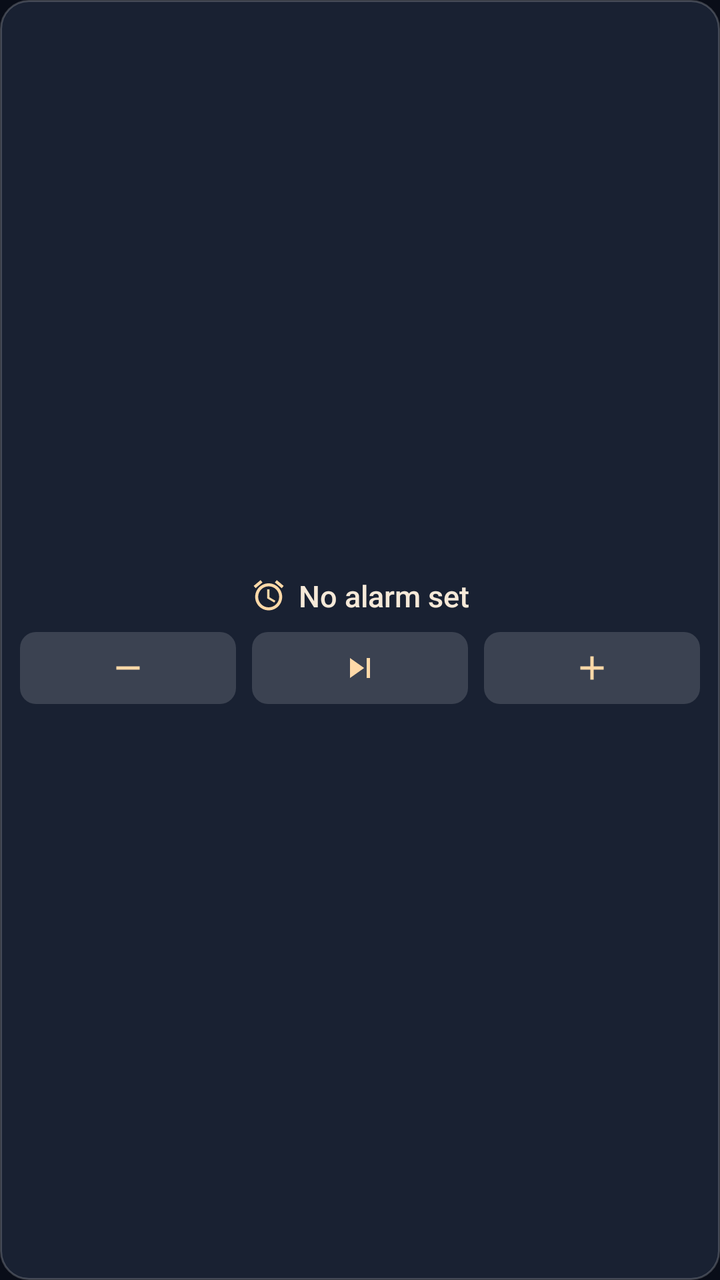
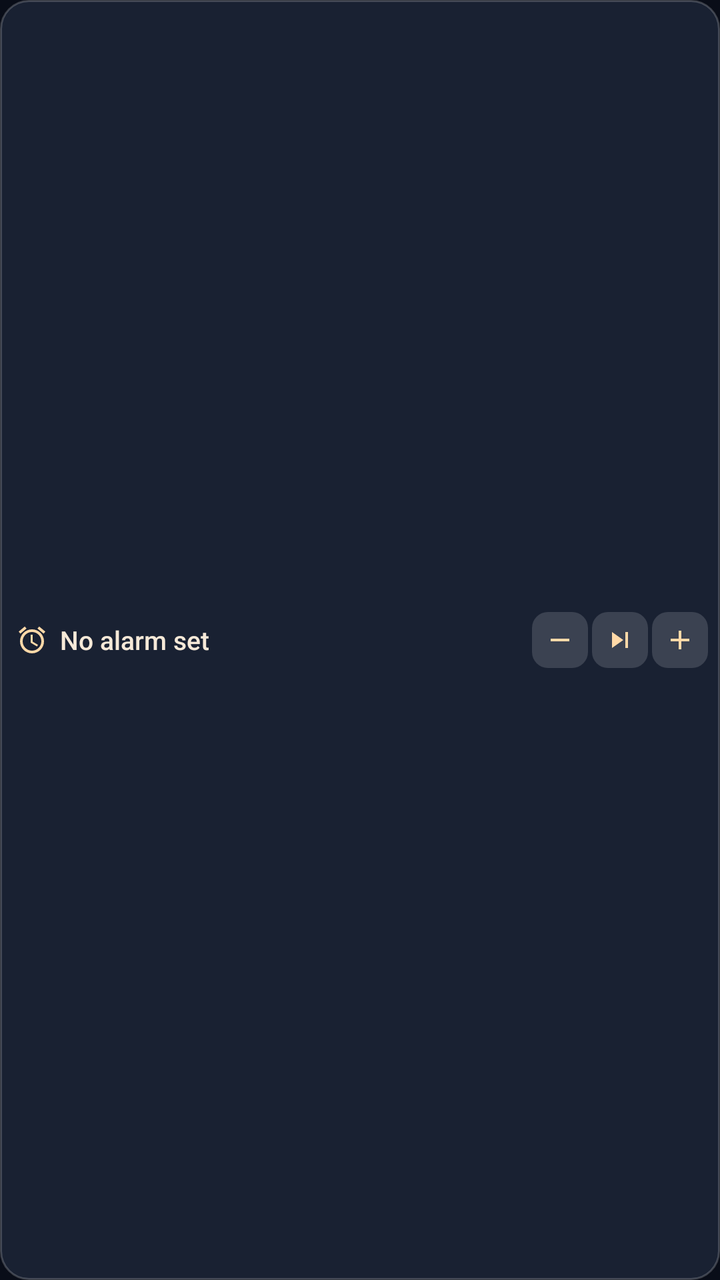

An Android layout rendered at two revisions. The XML below is the earlier revision; the diff shows what the commit changed to produce the second picture.
<!-- AndroidManifest.xml: application theme Theme.RadioAlarmApp -->
<!-- res/layout/radio_alarm_widget.xml -->
<?xml version="1.0" encoding="utf-8"?>
<LinearLayout xmlns:android="http://schemas.android.com/apk/res/android"
    android:layout_width="match_parent"
    android:layout_height="match_parent"
    android:background="@drawable/widget_background"
    android:gravity="center"
    android:orientation="vertical"
    android:padding="10dp">

    <LinearLayout
        android:id="@+id/widget_header"
        android:layout_width="wrap_content"
        android:layout_height="wrap_content"
        android:gravity="center"
        android:orientation="horizontal">

        <ImageView
            android:id="@+id/widget_icon"
            android:layout_width="18dp"
            android:layout_height="18dp"
            android:contentDescription="@null"
            android:scaleType="centerInside"
            android:src="@drawable/ic_widget_alarm" />

        <TextView
            android:id="@+id/widget_alarm_text"
            android:layout_width="wrap_content"
            android:layout_height="wrap_content"
            android:layout_marginStart="6dp"
            android:ellipsize="end"
            android:fontFamily="sans-serif-medium"
            android:gravity="center"
            android:maxLines="1"
            android:text="@string/widget_no_alarm"
            android:textColor="#F6E9D8"
            android:textSize="15sp" />
    </LinearLayout>

    <LinearLayout
        android:id="@+id/widget_buttons"
        android:layout_width="match_parent"
        android:layout_height="36dp"
        android:layout_marginTop="8dp"
        android:baselineAligned="false"
        android:orientation="horizontal"
        android:weightSum="3">

        <ImageView
            android:id="@+id/widget_minus"
            android:layout_width="0dp"
            android:layout_height="match_parent"
            android:layout_marginEnd="4dp"
            android:layout_weight="1"
            android:background="@drawable/widget_button"
            android:contentDescription="@string/widget_action_earlier"
            android:padding="8dp"
            android:scaleType="centerInside"
            android:src="@drawable/ic_widget_minus" />

        <ImageView
            android:id="@+id/widget_middle"
            android:layout_width="0dp"
            android:layout_height="match_parent"
            android:layout_marginStart="4dp"
            android:layout_marginEnd="4dp"
            android:layout_weight="1"
            android:background="@drawable/widget_button"
            android:contentDescription="@string/widget_action_skip"
            android:padding="8dp"
            android:scaleType="centerInside"
            android:src="@drawable/ic_widget_skip" />

        <ImageView
            android:id="@+id/widget_plus"
            android:layout_width="0dp"
            android:layout_height="match_parent"
            android:layout_marginStart="4dp"
            android:layout_weight="1"
            android:background="@drawable/widget_button"
            android:contentDescription="@string/widget_action_later"
            android:padding="8dp"
            android:scaleType="centerInside"
            android:src="@drawable/ic_widget_plus" />
    </LinearLayout>
</LinearLayout>
<!-- resources referenced by this layout -->
<resources>
  <!-- drawable ic_widget_alarm (drawable) -->
  <vector xmlns:android="http://schemas.android.com/apk/res/android"
      android:width="24dp"
      android:height="24dp"
      android:viewportWidth="24"
      android:viewportHeight="24">
      <path
          android:fillColor="#FFD9A8"
          android:pathData="M22,5.72l-4.6,-3.86 -1.29,1.53 4.6,3.86L22,5.72zM7.88,3.39L6.6,1.86 2,5.71l1.29,1.53 4.59,-3.85zM12.5,8H11v6l4.75,2.85 0.75,-1.23 -4,-2.37V8zM12,4c-4.97,0 -9,4.03 -9,9s4.02,9 9,9 9,-4.03 9,-9 -4.03,-9 -9,-9zM12,20c-3.87,0 -7,-3.13 -7,-7s3.13,-7 7,-7 7,3.13 7,7 -3.13,7 -7,7z" />
  </vector>
  <!-- drawable ic_widget_minus (drawable) -->
  <vector xmlns:android="http://schemas.android.com/apk/res/android"
      android:width="24dp"
      android:height="24dp"
      android:viewportWidth="24"
      android:viewportHeight="24">
      <path
          android:fillColor="#FFD9A8"
          android:pathData="M19,13H5v-2h14v2z" />
  </vector>
  <!-- drawable ic_widget_plus (drawable) -->
  <vector xmlns:android="http://schemas.android.com/apk/res/android"
      android:width="24dp"
      android:height="24dp"
      android:viewportWidth="24"
      android:viewportHeight="24">
      <path
          android:fillColor="#FFD9A8"
          android:pathData="M19,13h-6v6h-2v-6H5v-2h6V5h2v6h6v2z" />
  </vector>
  <!-- drawable ic_widget_skip (drawable) -->
  <vector xmlns:android="http://schemas.android.com/apk/res/android"
      android:width="24dp"
      android:height="24dp"
      android:viewportWidth="24"
      android:viewportHeight="24">
      <path
          android:fillColor="#FFD9A8"
          android:pathData="M6,18l8.5,-6L6,6v12zM16,6v12h2V6h-2z" />
  </vector>
  <!-- drawable widget_background (drawable) -->
  <?xml version="1.0" encoding="utf-8"?>
  <shape xmlns:android="http://schemas.android.com/apk/res/android"
      android:shape="rectangle">
      <solid android:color="#E61B2436" />
      <corners android:radius="14dp" />
      <stroke
          android:width="1dp"
          android:color="#33FFFFFF" />
  </shape>
  <!-- drawable widget_button (drawable) -->
  <?xml version="1.0" encoding="utf-8"?>
  <shape xmlns:android="http://schemas.android.com/apk/res/android"
      android:shape="rectangle">
      <solid android:color="#26FFFFFF" />
      <corners android:radius="8dp" />
  </shape>
  <string name="widget_action_earlier">Move alarm 10 minutes earlier</string>
  <string name="widget_action_later">Move alarm 10 minutes later</string>
  <string name="widget_action_skip">Skip next alarm</string>
  <string name="widget_no_alarm">No alarm set</string>
  <style name="Theme.RadioAlarmApp" parent="android:style/Theme.Material.NoActionBar">
          <item name="android:fontFamily">sans</item>
          <item name="android:windowActionModeOverlay">true</item>
          <item name="android:windowBackground">@color/ring_background</item>
          <item name="android:statusBarColor">@color/ring_background</item>
          <item name="android:navigationBarColor">@color/ring_background</item>
          <item name="android:windowLightStatusBar">false</item>
          <item name="android:colorAccent">#FFB55C</item>
      </style>
  <color name="ring_background">#090D18</color>
</resources>

<!-- the commit's change to res/layout/radio_alarm_widget.xml (unified diff, before → after) -->
@@ -3,82 +3,72 @@
     android:layout_width="match_parent"
     android:layout_height="match_parent"
     android:background="@drawable/widget_background"
-    android:gravity="center"
-    android:orientation="vertical"
-    android:padding="10dp">
+    android:gravity="center_vertical"
+    android:orientation="horizontal"
+    android:paddingStart="8dp"
+    android:paddingTop="4dp"
+    android:paddingEnd="6dp"
+    android:paddingBottom="4dp">
+
+    <ImageView
+        android:id="@+id/widget_icon"
+        android:layout_width="16dp"
+        android:layout_height="16dp"
+        android:contentDescription="@null"
+        android:scaleType="centerInside"
+        android:src="@drawable/ic_widget_alarm" />
+
+    <TextView
+        android:id="@+id/widget_alarm_text"
+        android:layout_width="0dp"
+        android:layout_height="wrap_content"
+        android:layout_marginStart="6dp"
+        android:layout_weight="1"
+        android:ellipsize="end"
+        android:fontFamily="sans-serif-medium"
+        android:gravity="center_vertical"
+        android:maxLines="1"
+        android:text="@string/widget_no_alarm"
+        android:textColor="#F6E9D8"
+        android:textSize="13sp" />
 
     <LinearLayout
-        android:id="@+id/widget_header"
+        android:id="@+id/widget_buttons"
         android:layout_width="wrap_content"
-        android:layout_height="wrap_content"
-        android:gravity="center"
+        android:layout_height="28dp"
+        android:layout_marginStart="4dp"
+        android:baselineAligned="false"
         android:orientation="horizontal">
 
         <ImageView
-            android:id="@+id/widget_icon"
-            android:layout_width="18dp"
-            android:layout_height="18dp"
-            android:contentDescription="@null"
-            android:scaleType="centerInside"
-            android:src="@drawable/ic_widget_alarm" />
-
-        <TextView
-            android:id="@+id/widget_alarm_text"
-            android:layout_width="wrap_content"
-            android:layout_height="wrap_content"
-            android:layout_marginStart="6dp"
-            android:ellipsize="end"
-            android:fontFamily="sans-serif-medium"
-            android:gravity="center"
-            android:maxLines="1"
-            android:text="@string/widget_no_alarm"
-            android:textColor="#F6E9D8"
-            android:textSize="15sp" />
-    </LinearLayout>
-
-    <LinearLayout
-        android:id="@+id/widget_buttons"
-        android:layout_width="match_parent"
-        android:layout_height="36dp"
-        android:layout_marginTop="8dp"
-        android:baselineAligned="false"
-        android:orientation="horizontal"
-        android:weightSum="3">
-
-        <ImageView
             android:id="@+id/widget_minus"
-            android:layout_width="0dp"
+            android:layout_width="28dp"
             android:layout_height="match_parent"
-            android:layout_marginEnd="4dp"
-            android:layout_weight="1"
+            android:layout_marginEnd="2dp"
             android:background="@drawable/widget_button"
             android:contentDescription="@string/widget_action_earlier"
-            android:padding="8dp"
+            android:padding="6dp"
             android:scaleType="centerInside"
             android:src="@drawable/ic_widget_minus" />
 
         <ImageView
             android:id="@+id/widget_middle"
-            android:layout_width="0dp"
+            android:layout_width="28dp"
             android:layout_height="match_parent"
-            android:layout_marginStart="4dp"
-            android:layout_marginEnd="4dp"
-            android:layout_weight="1"
+            android:layout_marginEnd="2dp"
             android:background="@drawable/widget_button"
             android:contentDescription="@string/widget_action_skip"
-            android:padding="8dp"
+            android:padding="6dp"
             android:scaleType="centerInside"
             android:src="@drawable/ic_widget_skip" />
 
         <ImageView
             android:id="@+id/widget_plus"
-            android:layout_width="0dp"
+            android:layout_width="28dp"
             android:layout_height="match_parent"
-            android:layout_marginStart="4dp"
-            android:layout_weight="1"
             android:background="@drawable/widget_button"
             android:contentDescription="@string/widget_action_later"
-            android:padding="8dp"
+            android:padding="6dp"
             android:scaleType="centerInside"
             android:src="@drawable/ic_widget_plus" />
     </LinearLayout>
